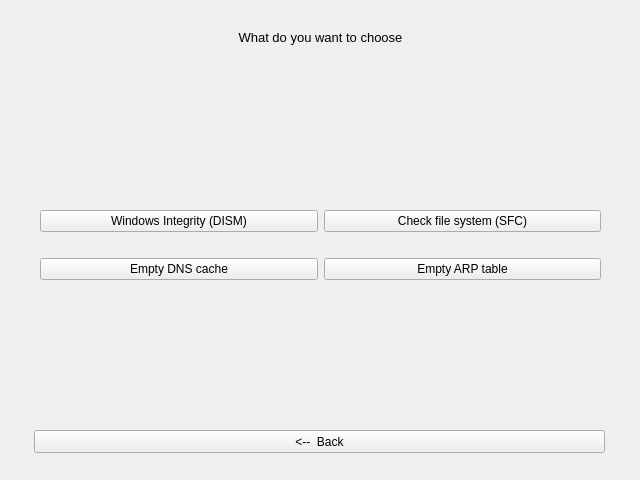
Old version of the form src/styles/cmdScript.ui in the repository alessandrobasi/Windows-10-Tools.
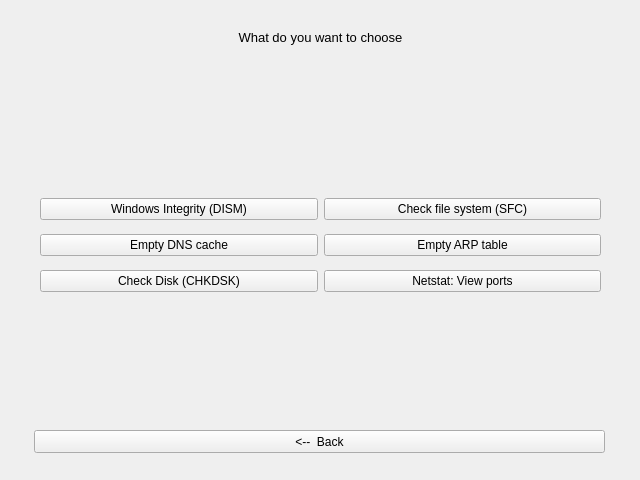
New version of the form. Icons and pictures are not drawn.

Commit message:
new cmd command
added chkdsk and netstat for port

Diff of the .ui file:
```diff
--- a/src/styles/cmdScript.ui
+++ b/src/styles/cmdScript.ui
@@ -75,7 +75,7 @@
     </property>
     <layout class="QVBoxLayout" name="verticalLayout">
      <item>
-      <layout class="QHBoxLayout" name="horizontalLayout_2">
+      <layout class="QHBoxLayout" name="horizontalLayout_3">
        <item>
         <widget class="QPushButton" name="runDismCommand">
          <property name="text">
@@ -93,7 +93,7 @@
       </layout>
      </item>
      <item>
-      <layout class="QHBoxLayout" name="horizontalLayout">
+      <layout class="QHBoxLayout" name="horizontalLayout_2">
        <item>
         <widget class="QPushButton" name="emptyDnsCache">
          <property name="text">
@@ -110,6 +110,24 @@
        </item>
       </layout>
      </item>
+     <item>
+      <layout class="QHBoxLayout" name="horizontalLayout">
+       <item>
+        <widget class="QPushButton" name="runChkdskCommand">
+         <property name="text">
+          <string>Check Disk (CHKDSK)</string>
+         </property>
+        </widget>
+       </item>
+       <item>
+        <widget class="QPushButton" name="runNetstatPortCommand">
+         <property name="text">
+          <string>Netstat: View ports</string>
+         </property>
+        </widget>
+       </item>
+      </layout>
+     </item>
     </layout>
    </widget>
    <widget class="QPushButton" name="back">
```
The commit also changes 1 other file.
